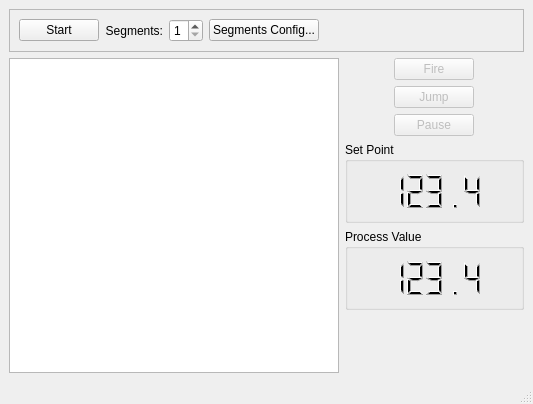
Trefoil-Lab/Eurotherm_2404_controller, file MainWindow.ui: the form before one commit.
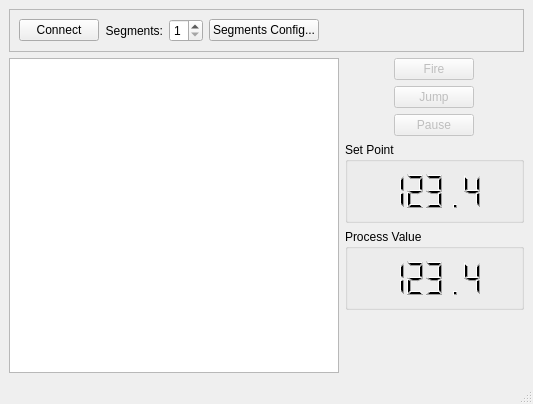
The form after the commit.

```diff
--- a/MainWindow.ui
+++ b/MainWindow.ui
@@ -22,9 +22,9 @@
       </property>
       <layout class="QHBoxLayout" name="horizontalLayout">
        <item>
-        <widget class="QPushButton" name="startStopPushButton">
+        <widget class="QPushButton" name="connectionPushButton">
          <property name="text">
-          <string>Start</string>
+          <string>Connect</string>
          </property>
         </widget>
        </item>
@@ -121,7 +121,7 @@
           <item>
            <layout class="QVBoxLayout" name="verticalLayout_2">
             <item>
-             <widget class="QPushButton" name="firePushButton">
+             <widget class="QPushButton" name="startStopPushButton">
               <property name="enabled">
                <bool>false</bool>
               </property>
```
